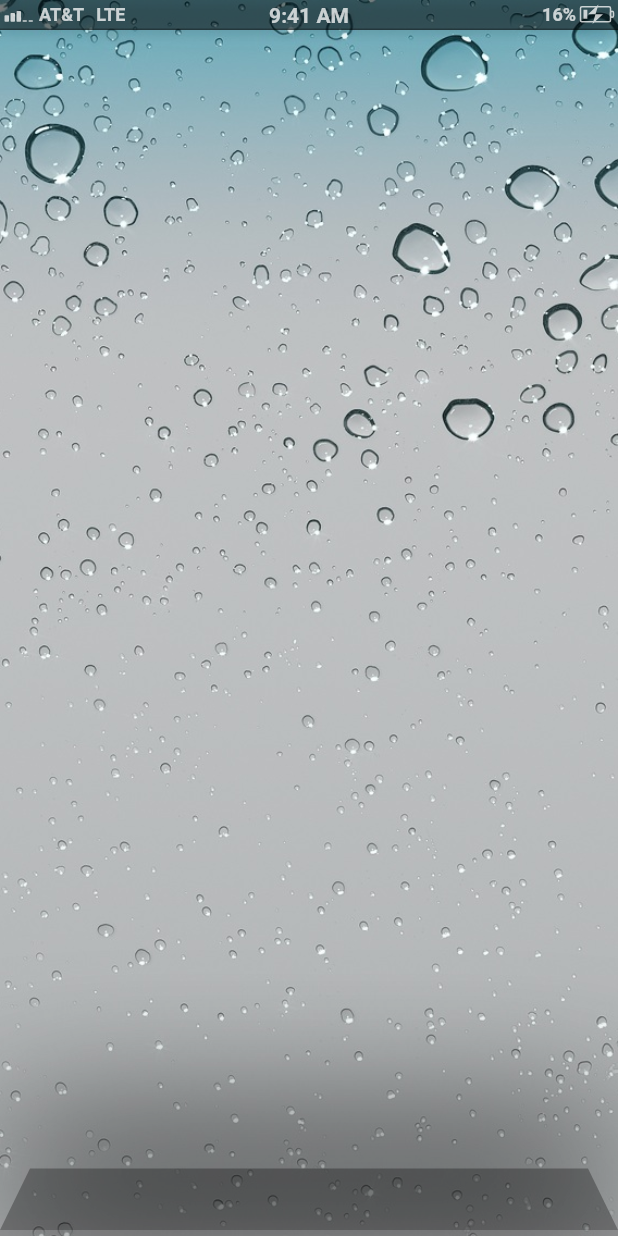
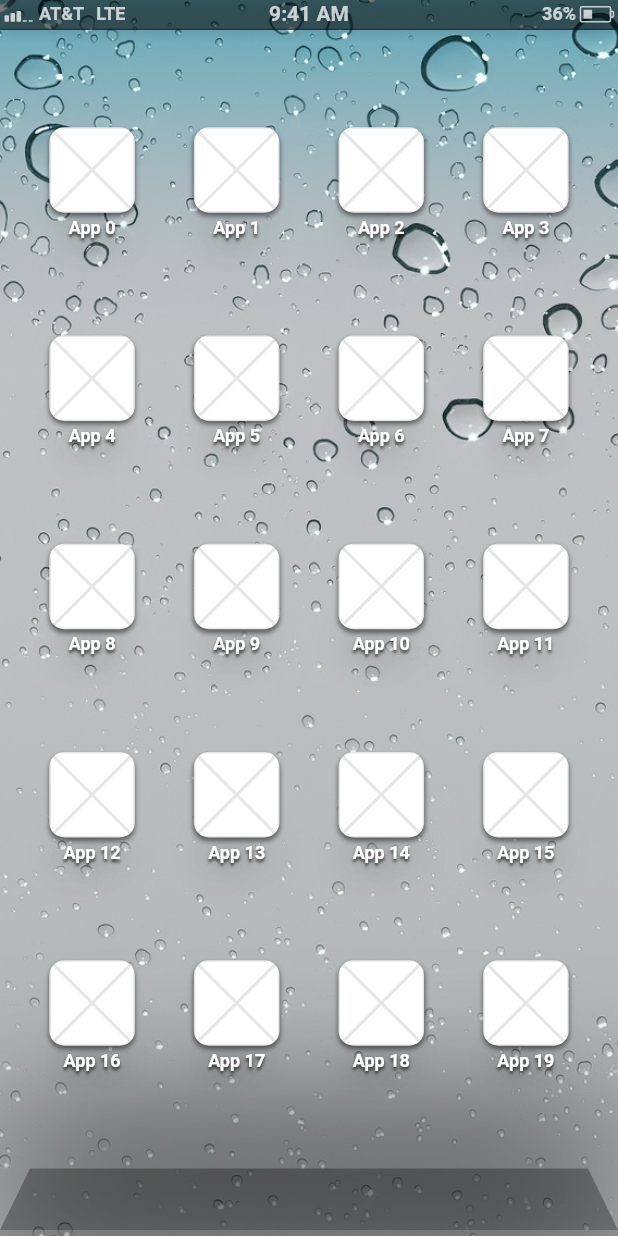
Before and after one commit to breitburg/forstall, a Flutter app: the screen it shows after launch, on a phone screen of 412 x 824 dp. Run offline on Flutter 3.47's test engine with Material 2 defaults, Android fonts, the light colour scheme and no system bars; Roboto replaces fonts that are missing (Helvetica).

Commit message:
Add springboard icons

```diff
--- /dev/null
+++ b/lib/core/page_route.dart
@@ -0,0 +1,46 @@
+import 'package:flutter/widgets.dart';
+
+class ForstallPageRoute<T> extends PageRoute<T> {
+  final bool _maintainState;
+  final String? _barrierLabel;
+  final WidgetBuilder _builder;
+
+  ForstallPageRoute({
+    required WidgetBuilder builder,
+    super.settings,
+    String? barrierLabel,
+    bool maintainState = true,
+  })  : _maintainState = maintainState,
+        _barrierLabel = barrierLabel,
+        _builder = builder;
+
+  @override
+  Widget buildPage(
+    BuildContext context,
+    Animation<double> animation,
+    Animation<double> secondaryAnimation,
+  ) {
+    final Widget result = _builder(context);
+
+    return Semantics(
+      scopesRoute: true,
+      explicitChildNodes: true,
+      child: ScaleTransition(
+        scale: CurveTween(curve: Curves.easeOutSine).animate(animation),
+        child: result,
+      ),
+    );
+  }
+
+  @override
+  String? get barrierLabel => _barrierLabel;
+
+  @override
+  bool get maintainState => _maintainState;
+
+  @override
+  Duration get transitionDuration => const Duration(milliseconds: 300);
+
+  @override
+  Color? get barrierColor => const Color.fromRGBO(0, 0, 0, 0.75);
+}
--- a/lib/main.dart
+++ b/lib/main.dart
@@ -1,4 +1,8 @@
 import 'package:flutter/cupertino.dart';
+import 'package:flutter/widgets.dart';
+import 'package:forstall/core/page_route.dart';
+import 'package:forstall/screens/sample.dart';
+import 'package:forstall/widgets/app_icon.dart';
 import 'package:forstall/widgets/dock/dock.dart';
 import 'package:forstall/widgets/status_bar/status_bar.dart';
 
@@ -11,11 +15,36 @@ class ForstallApp extends StatelessWidget {
 
   @override
   Widget build(BuildContext context) {
-    return const CupertinoApp(
+    return WidgetsApp(
+      pageRouteBuilder: <T>(RouteSettings settings, WidgetBuilder builder) {
+        return ForstallPageRoute<T>(settings: settings, builder: builder);
+      },
+      builder: (BuildContext context, Widget? child) {
+        if (child == null) {
+          return const SizedBox.shrink();
+        }
+
+        final effectiveMediaQueryData = MediaQuery.of(context);
+        const statusBar = StatusBar.translucent();
+
+        return Stack(
+          children: [
+            MediaQuery(
+              data: effectiveMediaQueryData.copyWith(
+                padding: effectiveMediaQueryData.padding +
+                    EdgeInsets.only(
+                        top: statusBar
+                            .preferredSize.height), // Status Bar Height
+              ),
+              child: child,
+            ),
+            statusBar,
+          ],
+        );
+      },
       debugShowCheckedModeBanner: false,
-      home: CupertinoPageScaffold(
-        child: Springboard(),
-      ),
+      color: const Color.fromRGBO(0, 0, 0, 1),
+      home: const Springboard(),
     );
   }
 }
@@ -25,27 +54,54 @@ class Springboard extends StatelessWidget {
 
   @override
   Widget build(BuildContext context) {
-    return Stack(
-      fit: StackFit.expand,
-      children: [
-        Image.asset(
-          'assets/bubbles.jpeg',
+    final effectivePadding = MediaQuery.of(context).padding;
+
+    return Container(
+      padding: effectivePadding,
+      decoration: BoxDecoration(
+        image: DecorationImage(
+          image: Image.asset('assets/bubbles.jpeg').image,
           fit: BoxFit.cover,
         ),
-        Column(
+      ),
+      child: Column(
+        verticalDirection: VerticalDirection.up,
         children: [
-            const StatusBar.translucent(),
           Expanded(
             child: PageView.builder(
               itemBuilder: (BuildContext context, int index) {
-                  return const SizedBox();
+                return Column(
+                  mainAxisAlignment: MainAxisAlignment.spaceEvenly,
+                  children: [
+                    for (var row = 0; row < 5; row++)
+                      Row(
+                        mainAxisAlignment: MainAxisAlignment.spaceEvenly,
+                        children: [
+                          for (var app = 0; app < 4; app++)
+                            GestureDetector(
+                              onTap: () => Navigator.of(context).push(
+                                ForstallPageRoute(
+                                  builder: (BuildContext context) {
+                                    return const SampleScreen();
+                                  },
+                                ),
+                              ),
+                              child: SpringboardAppIcon(
+                                title: Text(
+                                  'App ${index * 4 * 5 + (row * 4) + app}',
+                                ),
+                              ),
+                            ),
+                        ],
+                      ),
+                  ],
+                );
               },
             ),
           ),
           const Dock(),
-          ],
+        ].reversed.toList(),
       ),
-      ],
     );
   }
 }
--- /dev/null
+++ b/lib/screens/sample.dart
@@ -0,0 +1,12 @@
+import 'package:flutter/widgets.dart';
+
+class SampleScreen extends StatelessWidget {
+  const SampleScreen({super.key});
+
+  @override
+  Widget build(BuildContext context) {
+    return Container(
+      color: const Color.fromRGBO(255, 255, 255, 1),
+    );
+  }
+}
--- /dev/null
+++ b/lib/widgets/app_icon.dart
@@ -0,0 +1,69 @@
+import 'package:flutter/widgets.dart';
+
+class SpringboardAppIcon extends StatelessWidget {
+  final Widget title;
+
+  const SpringboardAppIcon({super.key, required this.title});
+
+  @override
+  Widget build(BuildContext context) {
+    return Container(
+      constraints: const BoxConstraints.tightFor(width: 70),
+      child: Column(
+        verticalDirection: VerticalDirection.up,
+        mainAxisSize: MainAxisSize.min,
+        children: [
+          const AppIcon(),
+          const SizedBox(height: 3),
+          DefaultTextStyle(
+            style: const TextStyle(
+              fontSize: 12,
+              fontFamily: 'Helvetica',
+              fontWeight: FontWeight.bold,
+              height: 1.2,
+              shadows: [
+                BoxShadow(
+                  color: Color.fromRGBO(0, 0, 0, 0.75),
+                  offset: Offset(0, 2),
+                  blurRadius: 2,
+                ),
+                BoxShadow(
+                  color: Color.fromRGBO(0, 0, 0, 0.75),
+                  blurRadius: 30,
+                ),
+              ],
+            ),
+            child: title,
+          ),
+        ].reversed.toList(),
+      ),
+    );
+  }
+}
+
+class AppIcon extends StatelessWidget {
+  const AppIcon({super.key});
+
+  @override
+  Widget build(BuildContext context) {
+    return Container(
+      clipBehavior: Clip.antiAlias,
+      constraints: BoxConstraints.tight(const Size.square(57)),
+      decoration: BoxDecoration(
+        borderRadius: BorderRadius.circular(10),
+        color: const Color.fromRGBO(255, 255, 255, 1),
+        boxShadow: const [
+          BoxShadow(
+            color: Color.fromRGBO(0, 0, 0, 0.5),
+            offset: Offset(0, 2),
+            blurRadius: 2,
+          ),
+        ],
+      ),
+      child: const Placeholder(
+        strokeWidth: 2,
+        color: Color.fromRGBO(0, 0, 0, 0.1),
+      ),
+    );
+  }
+}
--- a/lib/widgets/dock/dock.dart
+++ b/lib/widgets/dock/dock.dart
@@ -1,4 +1,4 @@
-import 'package:flutter/cupertino.dart';
+import 'package:flutter/widgets.dart';
 
 class Dock extends StatelessWidget {
   const Dock({super.key});
--- a/lib/widgets/status_bar/battery_indicator.dart
+++ b/lib/widgets/status_bar/battery_indicator.dart
@@ -1,27 +1,22 @@
-import 'package:flutter/cupertino.dart';
+import 'package:flutter/widgets.dart';
 
 class BatteryIndicator extends StatelessWidget {
   final double percentage;
-  final bool showPercentage, isCharging;
+  final bool showPercentage, charging;
 
-  const BatteryIndicator({
-    super.key,
-    required this.percentage,
-    this.showPercentage = false,
-    this.isCharging = false,
-  });
+  const BatteryIndicator(this.percentage,
+      {super.key, this.showPercentage = false, this.charging = false});
 
   @override
   Widget build(BuildContext context) {
-    final fillColor = percentage <= 0.2 && !isCharging
-        ? CupertinoColors.systemRed
-        : null;
+    final fillColor =
+        percentage <= 0.2 && !charging ? const Color.fromRGBO(255, 0, 0, 1) : null;
 
     return Row(
       crossAxisAlignment: CrossAxisAlignment.center,
       children: [
         if (showPercentage) ...[
-          Text('${(percentage * 100).round()}%'),
+          Text('${(percentage * 100).round()}%', textAlign: TextAlign.end),
           const SizedBox(width: 3),
         ],
         CustomPaint(
@@ -29,7 +24,7 @@ class BatteryIndicator extends StatelessWidget {
           painter: BatteryPainter(
             percentage: percentage,
             fillColor: fillColor,
-            bolt: isCharging,
+            bolt: charging,
           ),
         ),
       ],
--- a/lib/widgets/status_bar/signal_indicator.dart
+++ b/lib/widgets/status_bar/signal_indicator.dart
@@ -1,14 +1,10 @@
-import 'package:flutter/cupertino.dart';
+import 'package:flutter/widgets.dart';
 
 class SignalIndicator extends StatelessWidget {
   final String? operator;
   final double stregth;
 
-  const SignalIndicator(
-    this.stregth, {
-    super.key,
-    this.operator,
-  });
+  const SignalIndicator(this.stregth, {super.key, this.operator});
 
   @override
   Widget build(BuildContext context) {
--- a/lib/widgets/status_bar/status_bar.dart
+++ b/lib/widgets/status_bar/status_bar.dart
@@ -1,11 +1,11 @@
 export 'battery_indicator.dart';
 export 'signal_indicator.dart';
 
-import 'package:flutter/cupertino.dart';
+import 'package:flutter/widgets.dart';
 import 'package:forstall/widgets/status_bar/signal_indicator.dart';
 import 'package:forstall/widgets/status_bar/battery_indicator.dart';
 
-class StatusBar extends StatelessWidget {
+class StatusBar extends StatelessWidget with PreferredSizeWidget {
   final Color backgroundColor;
   final Border? border;
   final bool hasShadow;
@@ -32,8 +32,8 @@ class StatusBar extends StatelessWidget {
   @override
   Widget build(BuildContext context) {
     return Container(
-      padding: const EdgeInsets.all(3),
-      constraints: const BoxConstraints.tightFor(height: 20),
+      padding: const EdgeInsets.symmetric(horizontal: 3),
+      constraints: BoxConstraints.tight(preferredSize),
       decoration: BoxDecoration(
         color: backgroundColor,
         border: border,
@@ -66,11 +66,9 @@ class StatusBar extends StatelessWidget {
         children: [
           Expanded(
             child: Row(
+              crossAxisAlignment: CrossAxisAlignment.center,
               children: const [
-                SignalIndicator(
-                  0.5,
-                  operator: 'AT&T',
-                ),
+                SignalIndicator(0.5, operator: 'AT&T'),
                 SizedBox(width: 8),
                 Text('LTE'),
               ],
@@ -82,13 +80,10 @@ class StatusBar extends StatelessWidget {
           ),
           Expanded(
             child: Row(
+              crossAxisAlignment: CrossAxisAlignment.center,
               mainAxisAlignment: MainAxisAlignment.end,
               children: const [
-                BatteryIndicator(
-                  percentage: .16,
-                  showPercentage: true,
-                  isCharging: true,
-                ),
+                BatteryIndicator(0.36, showPercentage: true),
               ],
             ),
           ),
@@ -96,4 +91,7 @@ class StatusBar extends StatelessWidget {
       ),
     );
   }
+
+  @override
+  Size get preferredSize => const Size.fromHeight(20);
 }
```
Lines whose indentation alone changed are shown as unchanged.
